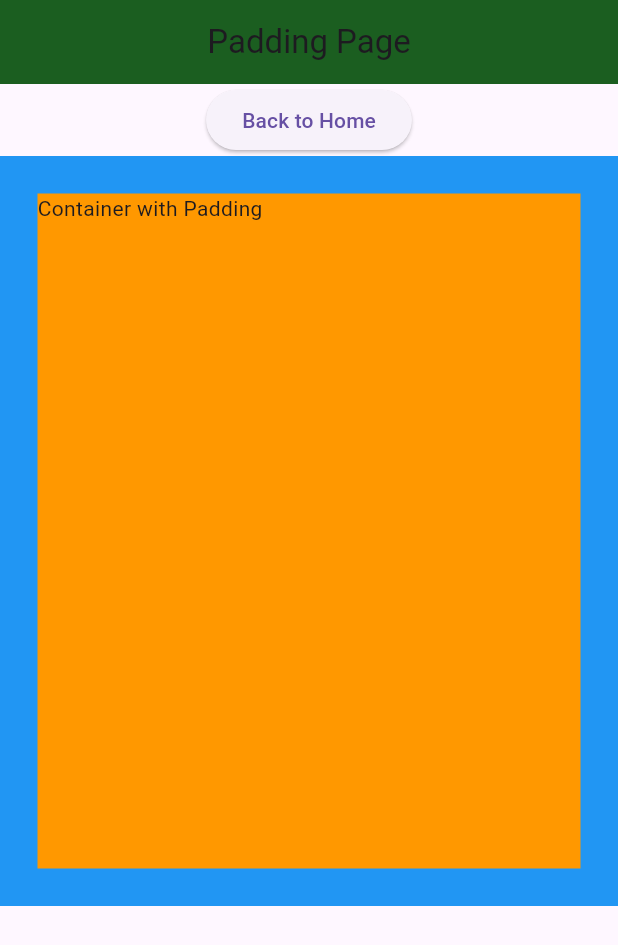
After one commit to PlaceHolderHere/cheatSheets, a Flutter app: the screen it shows after launch, after a tap on "Go to 4.6.Padding", on a phone screen of 412 x 824 dp. The commit adds this screen. Shown: the top 945 px of the screen. Run offline on Flutter 3.47's test engine with Material 3 defaults, Android fonts, the phone set to English and light mode, and no system bars; network calls fail.

Commit message:
Feat: Added 4.6.padding to fluttercheatsheet

```diff
--- a/fluttercheatsheet/lib/pages/1.home.dart
+++ b/fluttercheatsheet/lib/pages/1.home.dart
@@ -6,6 +6,7 @@ import '4.layout/4.2.column.dart';
 import '4.layout/4.3.row.dart';
 import '4.layout/4.4.center.dart';
 import '4.layout/4.5.stack.dart';
+import '4.layout/4.6.padding.dart';
 
 class HomePage extends StatelessWidget {
   const HomePage({super.key});
@@ -98,6 +99,17 @@ class HomePage extends StatelessWidget {
               },
               child: const Text('Go to 4.5.Stack'),
             ),
+
+            // === 4.6. Padding === //
+            ElevatedButton(
+              onPressed: () {
+                Navigator.push(
+                  context,
+                  MaterialPageRoute(builder: (context) => const PaddingPage()),
+                );
+              },
+              child: const Text('Go to 4.6.Padding'),
+            ),
           ],
         ),
       ),
--- /dev/null
+++ b/fluttercheatsheet/lib/pages/4.layout/4.6.padding.dart
@@ -0,0 +1,52 @@
+import 'package:flutter/material.dart';
+
+class PaddingPage extends StatelessWidget{
+  const PaddingPage({super.key});
+
+  @override
+  Widget build(BuildContext context) {
+    return MaterialApp(
+      debugShowCheckedModeBanner: false, // Removes the debug banner
+
+      // Widgets are stored here in the "Widget Tree"
+      home: Scaffold(
+        appBar: AppBar(
+          title: Center(
+            child: Text("Padding Page")
+          ),
+          backgroundColor: Colors.green[900], // Example of built in colors
+        ),
+        body: Center(
+          child: Column(
+            children:[
+              ElevatedButton(
+                onPressed: () {
+                  // Go back to the previous page
+                  Navigator.pop(context);
+                },
+                child: const Text('Back to Home'),
+              ),
+              Container(
+                color: Colors.blue,
+                width: 500,
+                height: 500,
+
+                // === Padding === //
+                // Adds padding to a parent widget, just like container, but only padding
+                child: Padding(
+                  padding: EdgeInsets.all(25),
+                  child: Container(
+                    color: Colors.orange,
+                    width: 100,
+                    height: 100,
+                    child: const Text("Container with Padding"),
+                  ),
+                ),
+              )
+            ]
+          )
+        ),
+      )
+    );
+  }
+}
```
